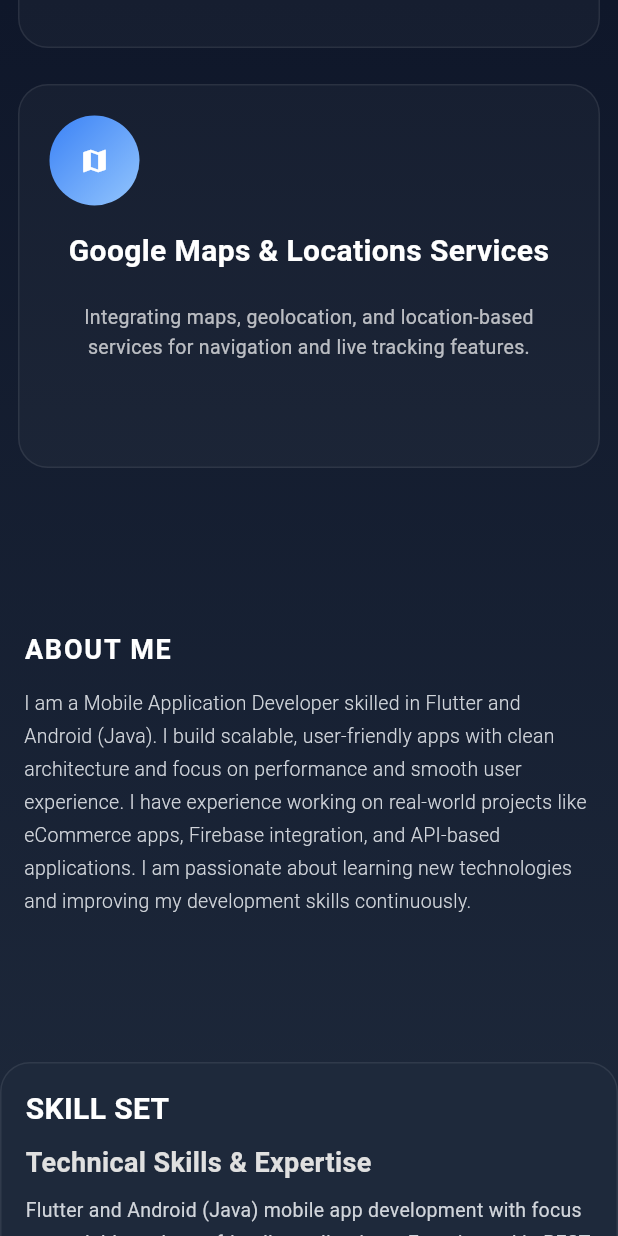
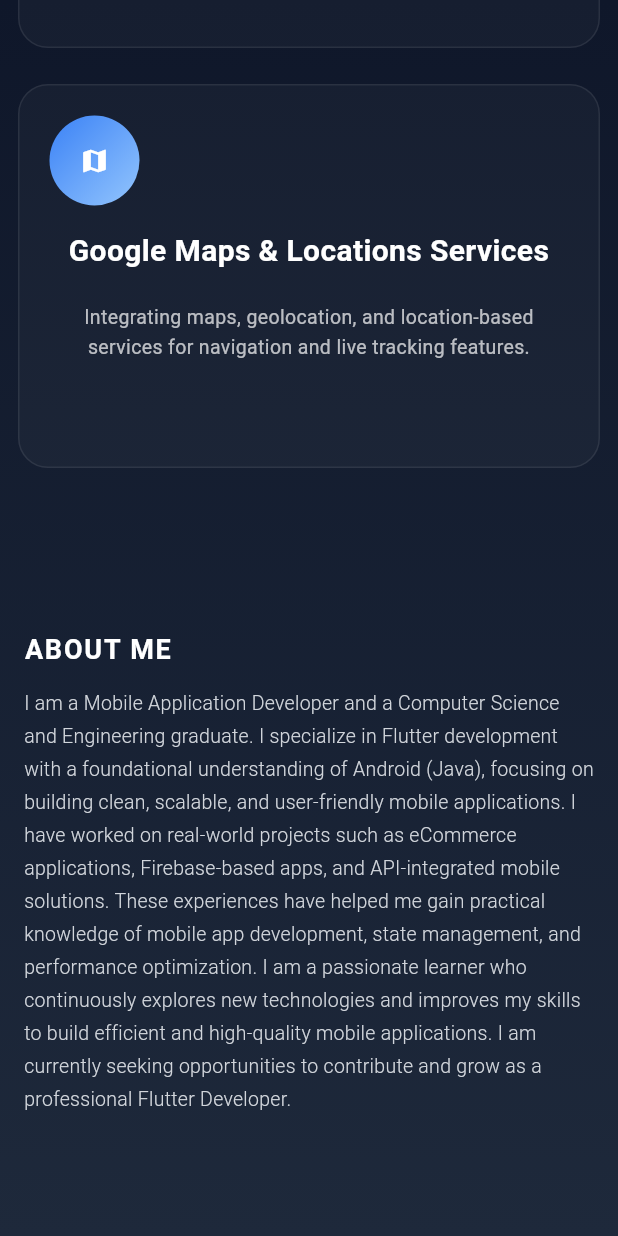
Before and after one commit to abdulazizpatwary/aziz_portpolio, a Flutter app: the screen it shows after launch, scrolled down 3456 dp, on a phone screen of 412 x 824 dp. Run offline on Flutter 3.47's test engine with Material 3 defaults, Android fonts, the phone set to English and light mode, and no system bars; drawn by our look-alikes of animated_text_kit; our stand-ins replace google_fonts, responsive_builder.

Commit message:
update about section UI

```diff
--- a/lib/fetures/home/ui/screens/home.dart
+++ b/lib/fetures/home/ui/screens/home.dart
@@ -272,7 +272,7 @@
                  ConstrainedBox(
                   constraints: BoxConstraints(maxWidth: 900),
                   child: Text(
-                    'I am a Mobile Application Developer skilled in Flutter and Android (Java). I build scalable, user-friendly apps with clean architecture and focus on performance and smooth user experience. I have experience working on real-world projects like eCommerce apps, Firebase integration, and API-based applications. I am passionate about learning new technologies and improving my development skills continuously.',
+                    "I am a Mobile Application Developer and a Computer Science and Engineering graduate. I specialize in Flutter development with a foundational understanding of Android (Java), focusing on building clean, scalable, and user-friendly mobile applications. I have worked on real-world projects such as eCommerce applications, Firebase-based apps, and API-integrated mobile solutions. These experiences have helped me gain practical knowledge of mobile app development, state management, and performance optimization. I am a passionate learner who continuously explores new technologies and improves my skills to build efficient and high-quality mobile applications. I am currently seeking opportunities to contribute and grow as a professional Flutter Developer.",
                     style: TextStyle(
                       fontSize: isMobile(context) ? 13 : 15,
                       color: const Color(0xFFD1D5DB),
```
Also changed, not shown: 4 other files.
